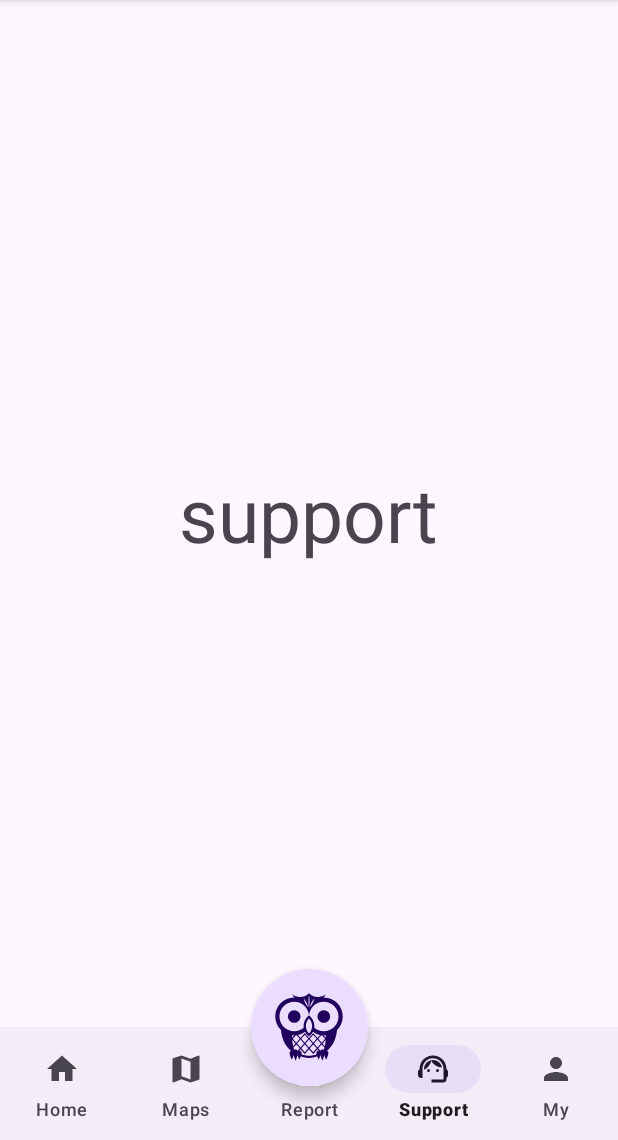
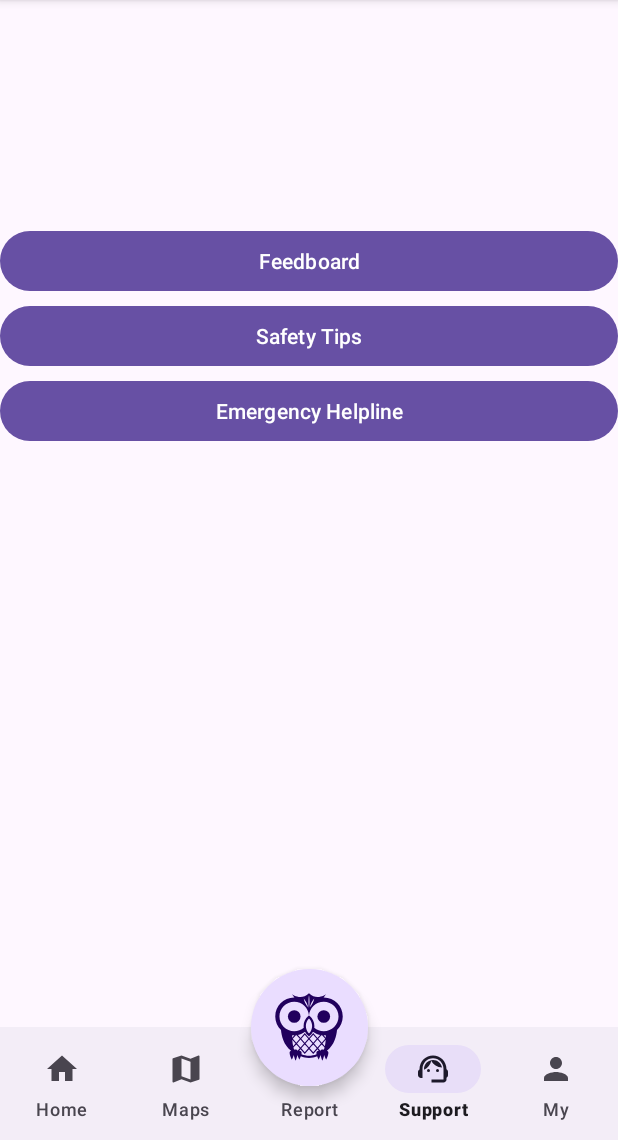
Before and after one commit to Aliff00/CrimeWatch-App, an Android app: the SupportFragment screen opened through its navigation route, on a phone screen of 412 x 824 dp, the part 96-1236 px from its top. Run offline under Robolectric (Android 15) with nearby library versions, the phone set to English and light mode, and no system bars; our stand-ins replace navigation-ui.

Commit message:
Emergency Helpline

```diff
--- a/app/src/main/java/com/example/crimewatch/MainActivity.java
+++ b/app/src/main/java/com/example/crimewatch/MainActivity.java
@@ -1,10 +1,12 @@
 package com.example.crimewatch;
 
 import androidx.annotation.NonNull;
+import androidx.annotation.Nullable;
 import androidx.appcompat.app.AlertDialog;
 import androidx.appcompat.app.AppCompatActivity;
 import androidx.fragment.app.Fragment;
 import androidx.navigation.NavController;
+import androidx.navigation.NavDestination;
 import androidx.navigation.fragment.NavHostFragment;
 import androidx.navigation.ui.NavigationUI;
 
@@ -37,7 +39,26 @@ public class MainActivity extends AppCompatActivity {
         // bind NavHostFragment with NavController ; NavController manage app nav in NavHost
         NavHostFragment host = (NavHostFragment) getSupportFragmentManager().findFragmentById(R.id.NHFMain);
         NavController navController = host.getNavController();
-        setupBottomNavMenu(navController);
+        BottomNavigationView bottomNav = findViewById(R.id.bottom_nav_view);
+        NavigationUI.setupWithNavController(bottomNav,navController);
+
+        navController.addOnDestinationChangedListener(new NavController.OnDestinationChangedListener() {
+            @Override
+            public void onDestinationChanged(@NonNull NavController controller,
+                                             @NonNull NavDestination destination, @Nullable Bundle arguments) {
+                if(destination.getId() == R.id.SupportEmergency) {
+                    bottomNav.setVisibility(View.GONE);
+                    bottomNav.setVisibility(View.GONE);
+                    fab.setVisibility(View.GONE);
+                } else {
+                    bottomNav.setVisibility(View.VISIBLE);
+                    bottomNav.setVisibility(View.VISIBLE);
+                    fab.setVisibility(View.VISIBLE);
+                }
+            }
+        });
+
+
 
         // sending notification alert (alertdialog)
         // check nearby crimes - needs report and maps
@@ -48,12 +69,6 @@ public class MainActivity extends AppCompatActivity {
         } else{
             showRedZone();
         }
-    }
-
-    // set up bottomnav with navcontroller
-    private void setupBottomNavMenu(NavController navController){
-        BottomNavigationView bottomNav = findViewById(R.id.bottom_nav_view);
-        NavigationUI.setupWithNavController(bottomNav,navController);
     }
 
     //notification alert method
--- a/app/src/main/java/com/example/crimewatch/SupportFragment.java
+++ b/app/src/main/java/com/example/crimewatch/SupportFragment.java
@@ -2,11 +2,15 @@ package com.example.crimewatch;
 
 import android.os.Bundle;
 
+import androidx.annotation.NonNull;
+import androidx.annotation.Nullable;
 import androidx.fragment.app.Fragment;
+import androidx.navigation.Navigation;
 
 import android.view.LayoutInflater;
 import android.view.View;
 import android.view.ViewGroup;
+import android.widget.Button;
 
 /**
  * A simple {@link Fragment} subclass.
@@ -61,4 +65,17 @@ public class SupportFragment extends Fragment {
         // Inflate the layout for this fragment
         return inflater.inflate(R.layout.fragment_support, container, false);
     }
+
+    public void onViewCreated(@NonNull View view, @Nullable Bundle savedInstanceState) {
+        super.onViewCreated(view, savedInstanceState);
+
+        Button BtnEmergency = view.findViewById(R.id.BtnEmergency);
+        View.OnClickListener OCLEmergency = new View.OnClickListener() {
+            @Override
+            public void onClick(View v) {
+                Navigation.findNavController(view).navigate(R.id.SupportEmergency);
+            }
+        };
+        BtnEmergency.setOnClickListener(OCLEmergency);
+    }
 }
--- a/app/src/main/res/layout/fragment_support.xml
+++ b/app/src/main/res/layout/fragment_support.xml
@@ -7,11 +7,24 @@
     tools:context=".SupportFragment">
 
     <!-- TODO: Update support fragment layout -->
-    <TextView
-        android:layout_width="wrap_content"
+    <Button
+        android:layout_width="match_parent"
         android:layout_height="wrap_content"
-        android:text="support"
-        android:layout_gravity="center"
-        android:textSize="50sp"/>
+        android:id="@+id/BtnFeed"
+        android:text="Feedboard"
+        android:layout_marginVertical="150dp"/>
+    <Button
+        android:layout_width="match_parent"
+        android:layout_height="wrap_content"
+        android:id="@+id/BtnTips"
+        android:text="Safety Tips"
+        android:layout_marginVertical="200dp"/>
+
+    <Button
+        android:layout_width="match_parent"
+        android:layout_height="wrap_content"
+        android:id="@+id/BtnEmergency"
+        android:text="Emergency Helpline"
+        android:layout_marginVertical="250dp"/>
 
 </FrameLayout>
--- a/app/src/main/res/navigation/nav_graph.xml
+++ b/app/src/main/res/navigation/nav_graph.xml
@@ -24,11 +24,22 @@
         android:id="@+id/DestSupport"
         android:name="com.example.crimewatch.SupportFragment"
         android:label="fragment_support"
-        tools:layout="@layout/fragment_support" />
+        tools:layout="@layout/fragment_support" >
+        <action
+            android:id="@+id/action_DestSupport_to_SupportEmergency"
+            app:destination="@id/SupportEmergency"
+            app:popUpTo="@id/DestSupport"
+            app:popUpToInclusive="true"/>
+    </fragment>
     <fragment
         android:id="@+id/DestMy"
         android:name="com.example.crimewatch.MyFragment"
         android:label="fragment_my"
         tools:layout="@layout/fragment_my" />
+    <fragment
+        android:id="@+id/SupportEmergency"
+        android:name="com.example.crimewatch.EmergencyFragment"
+        android:label="Emergency Hotline"
+        tools:layout="@layout/fragment_emergency"/>
 
 </navigation>
```
Also changed, not shown: app/src/main/java/com/example/crimewatch/ContactModel.java (added, +55 -0 lines), app/src/main/java/com/example/crimewatch/EmergencyAdapter.java (added, +56 -0 lines), app/src/main/java/com/example/crimewatch/EmergencyFragment.java (added, +123 -0 lines), app/src/main/res/layout/cardview_emergency_item.xml (added, +65 -0 lines), app/src/main/res/layout/fragment_emergency.xml (added, +40 -0 lines).
